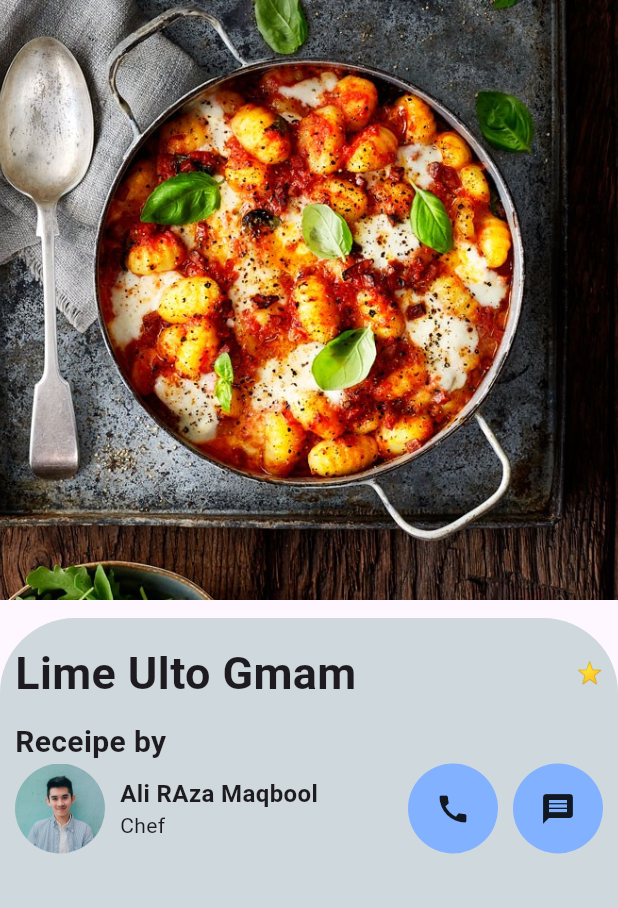
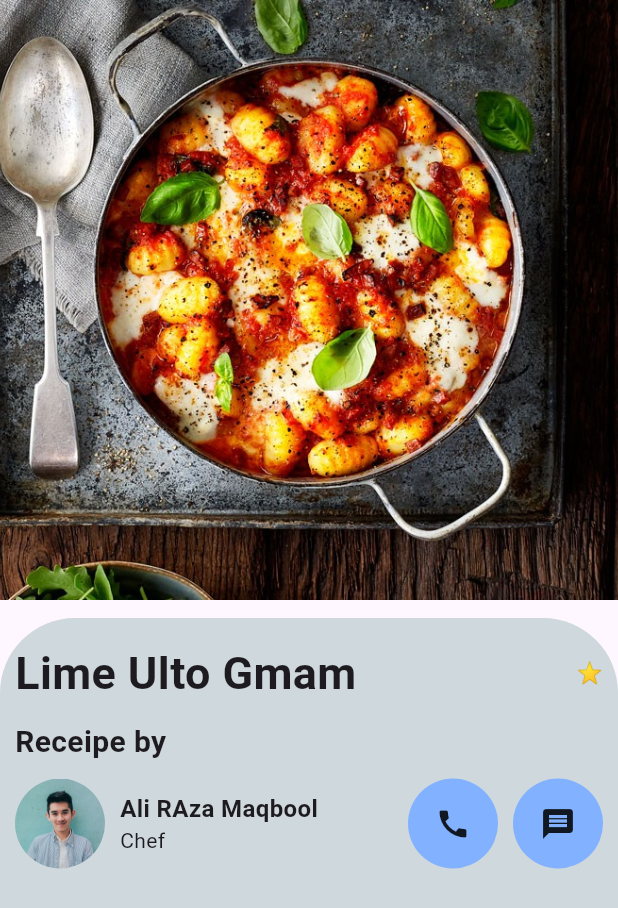
Before and after one commit to aliraza055/Smart-Chef, a Flutter app: the screen it shows after launch, on a phone screen of 412 x 824 dp. Shown: the top 908 px of the screen. Run offline on Flutter 3.47's test engine with Material 3 defaults, Android fonts, the phone set to English and light mode, and no system bars; our stand-ins replace cloud_firestore, dotted_border, firebase_auth, firebase_core, fluttertoast, image_picker and 2 more; missing offline and left inert: dart:ffi; accounts and stored records are empty.

Commit message:
add size box

```diff
--- a/lib/Pages/deital_page.dart
+++ b/lib/Pages/deital_page.dart
@@ -1,3 +1,5 @@
+import 'dart:ffi';
+
 import 'package:flutter/material.dart';
 
 class DeitalPage extends StatefulWidget {
@@ -53,6 +55,7 @@ class _DeitalPageState extends State<DeitalPage> {
                   'Receipe by',
                   style: TextStyle(fontSize: 20, fontWeight: FontWeight.bold),
                 ),
+                SizedBox(height: 10),
                 Row(
                   mainAxisAlignment: MainAxisAlignment.spaceBetween,
                   children: [
```
